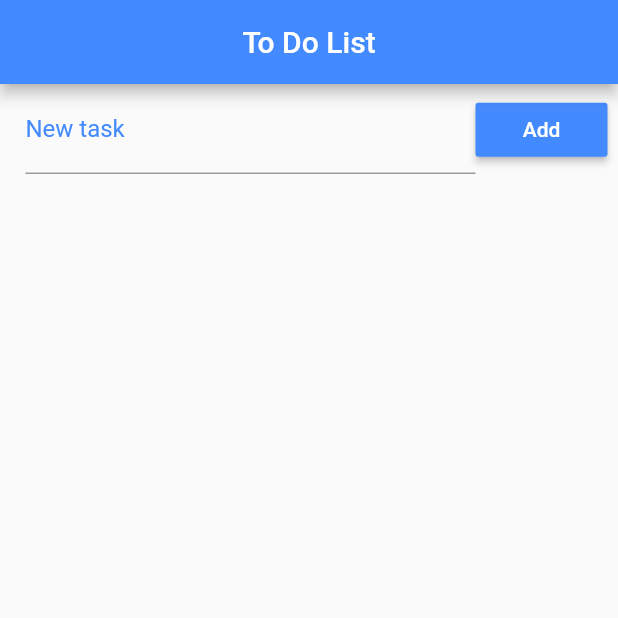
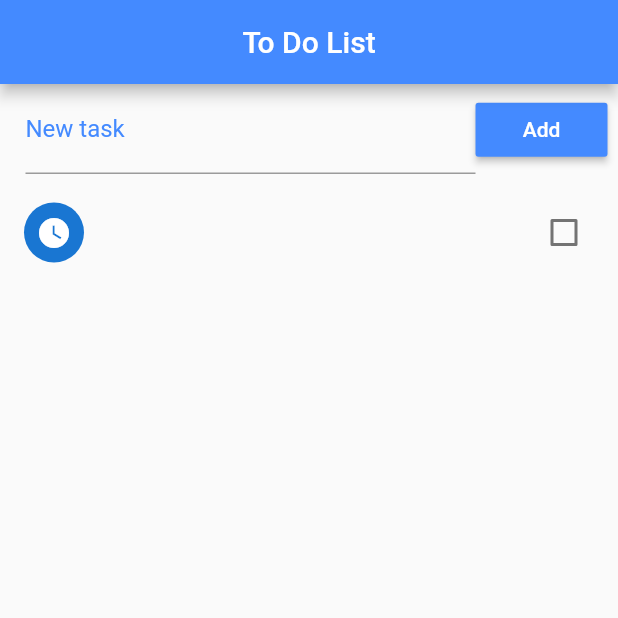
Before and after one commit to jovanidesouza/todo-list, a Flutter app: the screen it shows after launch, after a tap on "Add", on a phone screen of 412 x 824 dp, the top half of it. Run offline on Flutter 3.47's test engine with Material 2 defaults, Android fonts, the phone set to English and light mode, and no system bars.

Commit message:
Add tasks, Complete and Remove - undo snackbar

```diff
--- a/lib/main.dart
+++ b/lib/main.dart
@@ -16,7 +16,53 @@ class Home extends StatefulWidget {
 }
 
 class _HomeState extends State<Home> {
+  final _toDoController = TextEditingController();
+
   List _toDoList = [];
+
+  Map<String, dynamic> _lastRemoved;
+  int _lastRemovedPos;
+
+  @override
+  void initState() {
+    super.initState();
+
+    _readData().then((data) {
+      setState(() {
+        _toDoList = json.decode(data);
+      });
+    });
+  }
+
+  void _addTodDo() {
+    setState(() {
+      Map<String, dynamic> newToDo = Map();
+      newToDo["title"] = _toDoController.text;
+      _toDoController.text = "";
+      newToDo["ok"] = false;
+      _toDoList.add(newToDo);
+      _saveData();
+    });
+  }
+
+  Future<Null> _refresh() async {
+    await Future.delayed(Duration(seconds: 1));
+
+    setState(() {
+      _toDoList.sort((a, b) {
+        if (a["ok"] && !b["ok"])
+          return 1;
+        else if (!a["ok"] && b["ok"])
+          return -1;
+        else
+          return 0;
+      });
+
+      _saveData();
+    });
+
+    return null;
+  }
 
   @override
   Widget build(BuildContext context) {
@@ -34,6 +80,7 @@ class _HomeState extends State<Home> {
               children: <Widget>[
                 Expanded(
                   child: TextField(
+                    controller: _toDoController,
                     decoration: InputDecoration(
                         labelText: "New task",
                         labelStyle: TextStyle(color: Colors.blueAccent)),
@@ -43,13 +90,74 @@ class _HomeState extends State<Home> {
                   color: Colors.blueAccent,
                   child: Text("Add"),
                   textColor: Colors.white,
-                  onPressed: () {},
+                  onPressed: _addTodDo,
                 ),
               ],
             ),
+          ),
+          Expanded(
+            child: RefreshIndicator(
+                onRefresh: _refresh,
+                child: ListView.builder(
+                    padding: EdgeInsets.only(top: 10.0),
+                    itemCount: _toDoList.length,
+                    itemBuilder: buildItem)),
           )
         ],
       ),
+    );
+  }
+
+  Widget buildItem(BuildContext context, int index) {
+    return Dismissible(
+      key: Key(DateTime.now().millisecondsSinceEpoch.toString()),
+      background: Container(
+        color: Colors.red,
+        child: Align(
+          alignment: Alignment(-0.9, 0.0),
+          child: Icon(
+            Icons.delete,
+            color: Colors.white,
+          ),
+        ),
+      ),
+      direction: DismissDirection.startToEnd,
+      child: CheckboxListTile(
+        title: Text(_toDoList[index]["title"]),
+        value: _toDoList[index]["ok"],
+        secondary: CircleAvatar(
+          child: Icon(_toDoList[index]["ok"] ? Icons.check : Icons.watch_later),
+        ),
+        onChanged: (c) {
+          setState(() {
+            _toDoList[index]["ok"] = c;
+            _saveData();
+          });
+        },
+      ),
+      onDismissed: (direction) {
+        setState(() {
+          _lastRemoved = Map.from(_toDoList[index]);
+          _lastRemovedPos = index;
+          _toDoList.removeAt(index);
+          _saveData();
+
+          final snack = SnackBar(
+            content: Text("Task \"${_lastRemoved["title"]}\" removed!"),
+            action: SnackBarAction(
+                label: "undo",
+                onPressed: () {
+                  setState(() {
+                    _toDoList.insert(_lastRemovedPos, _lastRemoved);
+                    _saveData();
+                  });
+                }),
+            duration: Duration(seconds: 2),
+          );
+          Scaffold.of(context).removeCurrentSnackBar();
+          Scaffold.of(context).showSnackBar(snack);
+        });
+      },
     );
   }
 
```
